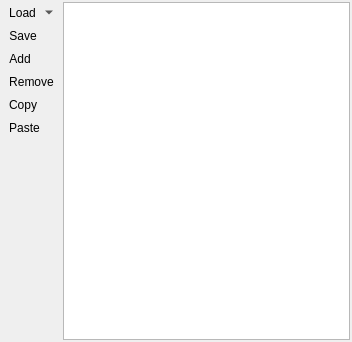
Qt form qps/classification/classificationscheme.ui (EnMAP-Box/qgispluginsupport) before a commit.
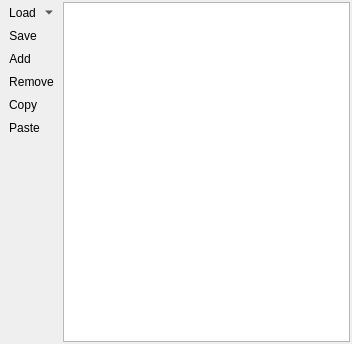
The same form after that commit. Icons and pictures are not drawn.

What changed in the file:
```diff
--- a/qps/classification/classificationscheme.ui
+++ b/qps/classification/classificationscheme.ui
@@ -7,7 +7,7 @@
     <x>0</x>
     <y>0</y>
     <width>352</width>
-    <height>342</height>
+    <height>344</height>
    </rect>
   </property>
   <property name="windowTitle">
```
Left out of the diff: 47 changed lines with no effect on the pictures.
